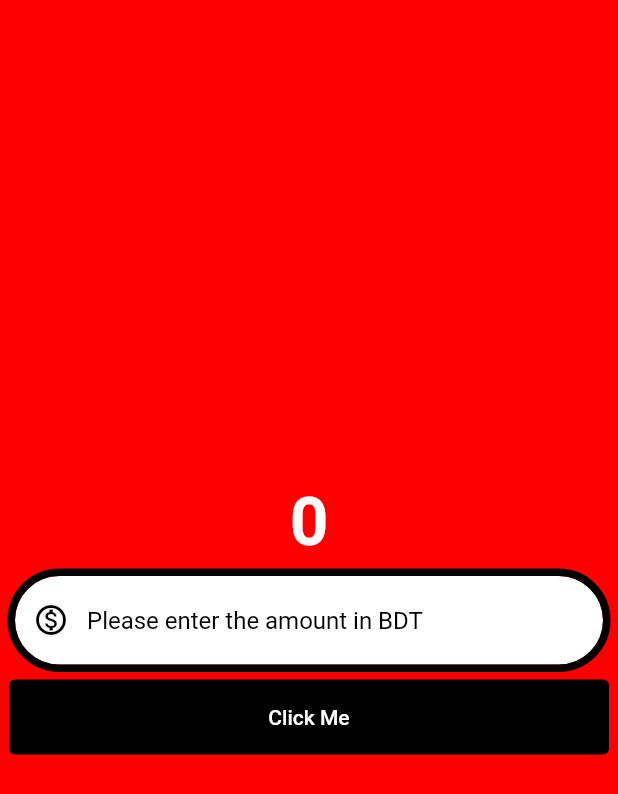
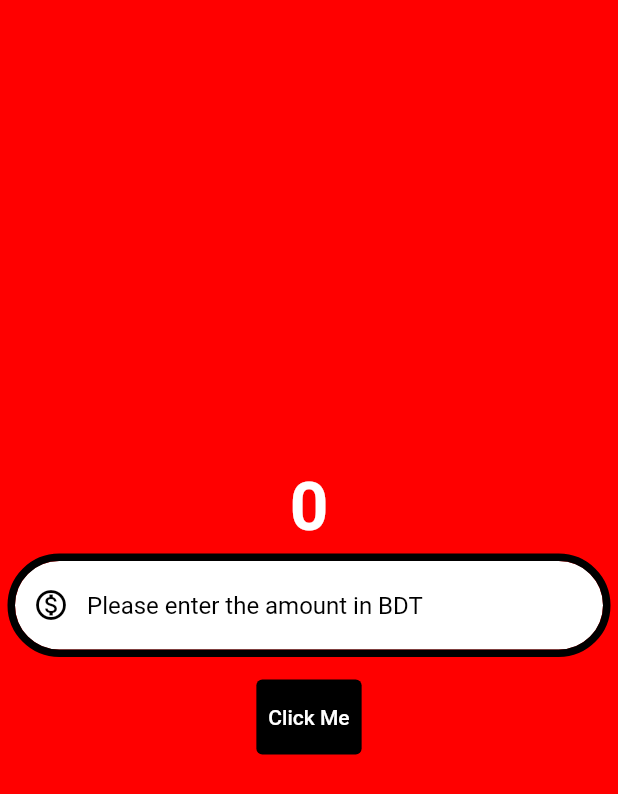
Before and after one commit to naimul-hasan-sabbir/currency_converter, a Flutter app: the screen it shows after launch, on a phone screen of 412 x 824 dp. Shown: the top 794 px of the screen. Run offline on Flutter 3.47's test engine with Material 2 defaults, Android fonts, the phone set to English and light mode, and no system bars.

Commit message:
button updated

```diff
--- a/lib/pages/currency_converter_material_page.dart
+++ b/lib/pages/currency_converter_material_page.dart
@@ -53,7 +53,9 @@ class CurrencyConverterMaterialPage extends StatelessWidget {
                   ),
                 ),
               ),
-              TextButton(
+              Padding(
+                padding: const EdgeInsets.all(10.0),
+                child: TextButton(
                   onPressed: () {
                     if (kDebugMode) {
                       print('button clicked');
@@ -62,8 +64,10 @@ class CurrencyConverterMaterialPage extends StatelessWidget {
                   style: const ButtonStyle(
                       backgroundColor: MaterialStatePropertyAll(Colors.black),
                       foregroundColor: MaterialStatePropertyAll(Colors.white),
-                    fixedSize: MaterialStatePropertyAll(Size(400, 50))),
+                      fixedSize:
+                          MaterialStatePropertyAll(Size(double.infinity, 50))),
                   child: const Text('Click Me'),
+                ),
               )
             ],
           ),
```
Lines whose indentation alone changed are shown as unchanged.
